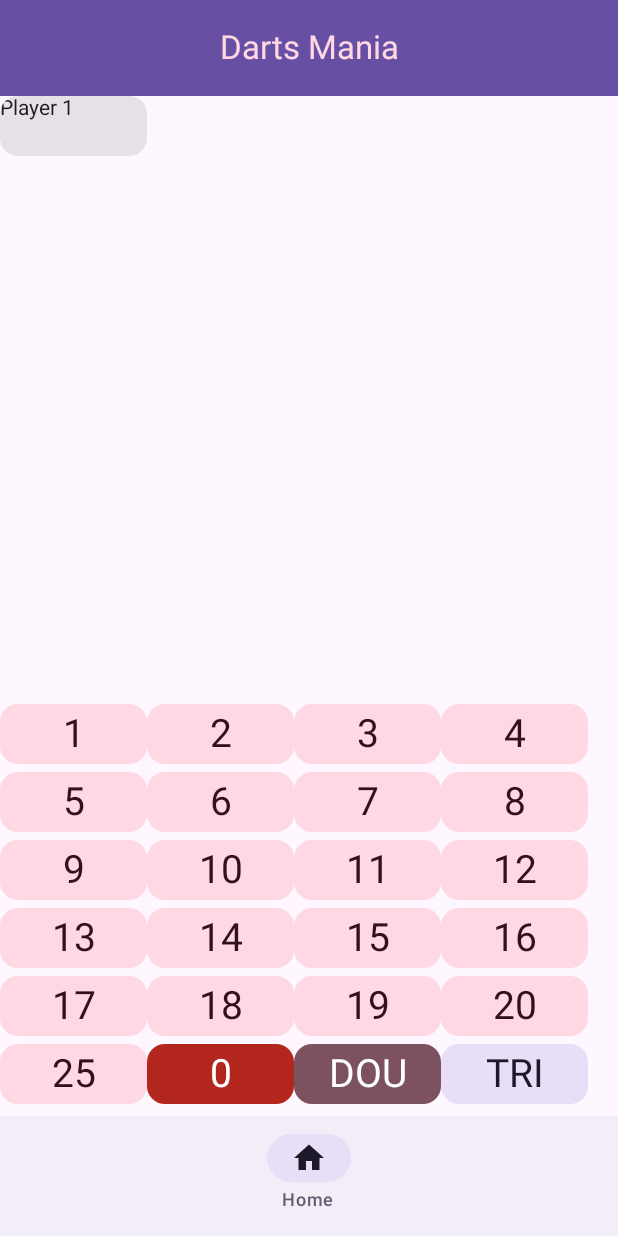
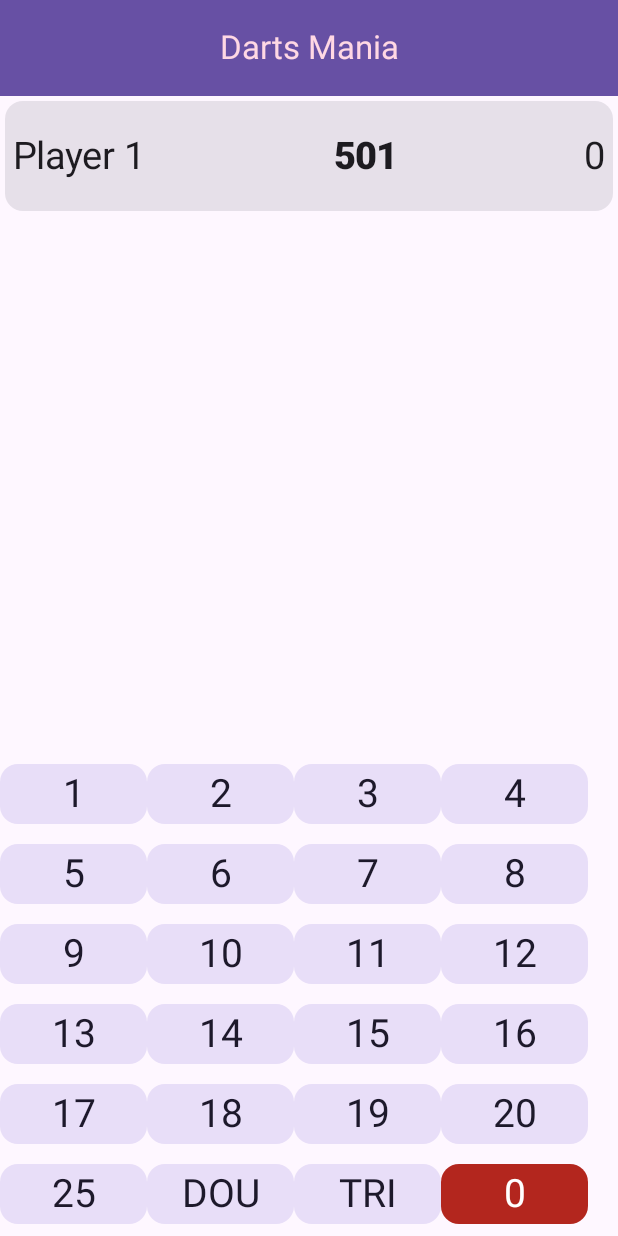
Before and after one commit to alexvujisic/DartMania, an Android app built with Jetpack Compose: the screen it shows after launch (MainActivity), on a phone screen of 412 x 824 dp. Run offline under Robolectric (Android 15) with nearby library versions, the phone set to English and light mode, and no system bars.

Commit message:
Function to remove points

```diff
--- a/app/src/main/java/com/example/dartmania/screens/HomeScreen.kt
+++ b/app/src/main/java/com/example/dartmania/screens/HomeScreen.kt
@@ -2,10 +2,16 @@ package com.example.dartmania.screens
 
 import androidx.compose.foundation.layout.Box
 import androidx.compose.foundation.layout.Column
+import androidx.compose.foundation.layout.Spacer
+import androidx.compose.foundation.layout.height
 import androidx.compose.foundation.layout.padding
 import androidx.compose.material3.Scaffold
 import androidx.compose.material3.Text
 import androidx.compose.runtime.Composable
+import androidx.compose.runtime.getValue
+import androidx.compose.runtime.mutableStateOf
+import androidx.compose.runtime.remember
+import androidx.compose.runtime.setValue
 import androidx.compose.ui.Modifier
 import androidx.compose.ui.unit.dp
 import androidx.compose.ui.unit.sp
@@ -13,21 +19,37 @@ import androidx.navigation.NavController
 
 @Composable
 fun HomeScreen(navController: NavController) {
+    var pointsRemain by remember { mutableStateOf(501) }
+    var multiplier by remember { mutableStateOf(1) }
+
     Scaffold (
         topBar = {
             SimpleTopAppBar(title = "Darts Mania", false, navController)
         },
         bottomBar = {
-            SimpleBottomAppBar(navController)
+            //SimpleBottomAppBar(navController)
         }
     ){ innerPadding ->
-
         Box (
             modifier = Modifier
                 .padding(innerPadding),
         ){
-            PlayerStats()
-            PointButtons()
+            PlayerStats(pointsRemain = pointsRemain)
+            Spacer(modifier = Modifier.height(16.dp))
+            PointButtons { value ->
+                when (value) {
+                    "DOU" -> multiplier = 2
+                    "TRI" -> multiplier = 3
+                    else -> {
+                        val intValue = value.toIntOrNull() ?: 0
+                        pointsRemain -= intValue * multiplier
+                        multiplier = 1 // Reset the multiplier after use
+                        if (pointsRemain < 0) {
+                            pointsRemain = 0 // Ensure points don't go negative
+                        }
+                    }
+                }
+            }
         }
     }
 }
--- a/app/src/main/java/com/example/dartmania/screens/ScreenComponents.kt
+++ b/app/src/main/java/com/example/dartmania/screens/ScreenComponents.kt
@@ -7,6 +7,7 @@ import androidx.compose.foundation.layout.Column
 import androidx.compose.foundation.layout.Row
 import androidx.compose.foundation.layout.fillMaxHeight
 import androidx.compose.foundation.layout.fillMaxSize
+import androidx.compose.foundation.layout.fillMaxWidth
 import androidx.compose.foundation.layout.padding
 import androidx.compose.foundation.layout.size
 import androidx.compose.foundation.layout.wrapContentSize
@@ -14,6 +15,7 @@ import androidx.compose.material.icons.Icons
 import androidx.compose.material.icons.filled.ArrowBack
 import androidx.compose.material.icons.filled.Home
 import androidx.compose.material.icons.filled.Star
+import androidx.compose.material.icons.rounded.Check
 import androidx.compose.material3.BottomAppBarDefaults
 import androidx.compose.material3.Card
 import androidx.compose.material3.CardDefaults
@@ -28,9 +30,19 @@ import androidx.compose.material3.Text
 import androidx.compose.material3.TopAppBarDefaults
 import androidx.compose.material3.contentColorFor
 import androidx.compose.runtime.Composable
+import androidx.compose.runtime.remember
 import androidx.compose.ui.Alignment
 import androidx.compose.ui.Modifier
 import androidx.compose.ui.graphics.Color
+import androidx.compose.ui.graphics.PathFillType
+import androidx.compose.ui.graphics.SolidColor
+import androidx.compose.ui.graphics.StrokeCap
+import androidx.compose.ui.graphics.StrokeJoin
+import androidx.compose.ui.graphics.vector.ImageVector
+import androidx.compose.ui.graphics.vector.path
+import androidx.compose.ui.res.painterResource
+import androidx.compose.ui.res.stringResource
+import androidx.compose.ui.text.font.FontWeight
 import androidx.compose.ui.text.style.TextAlign
 import androidx.compose.ui.tooling.preview.Preview
 import androidx.compose.ui.unit.dp
@@ -38,6 +50,7 @@ import androidx.compose.ui.unit.sp
 import androidx.navigation.NavController
 import androidx.navigation.compose.currentBackStackEntryAsState
 import coil.size.Size
+import com.example.DartMania.R
 import com.example.dartmania.navigation.Screen
 
 @OptIn(ExperimentalMaterial3Api::class)
@@ -80,77 +93,72 @@ fun SimpleBottomAppBar(navController: NavController){
     }
 }
 
-@Preview
 @Composable
-fun PointButtons(){
-
+fun PointButtons(onButtonClick: (String) -> Unit) {
     Box(
         modifier = Modifier
-            .fillMaxSize() // Make the Box take up the full available space
-            //.padding(16.dp)
-    ){
-        Column (
-            verticalArrangement = Arrangement.Bottom, // Align content to the bottom of the Column
+            .fillMaxSize()
+    ) {
+        Column(
+            verticalArrangement = Arrangement.Bottom,
             modifier = Modifier.fillMaxHeight()
-        ){
+        ) {
+            val buttons = listOf(
+                listOf("1", "2", "3", "4"),
+                listOf("5", "6", "7", "8"),
+                listOf("9", "10", "11", "12"),
+                listOf("13", "14", "15", "16"),
+                listOf("17", "18", "19", "20"),
+            )
+
+            buttons.forEach { row ->
+                Row(
+                    modifier = Modifier.padding(top = 5.dp, bottom = 8.dp)
+                ) {
+                    row.forEach { title ->
+                        CardsForPointButtons(title = title, onClick = onButtonClick)
+                    }
+                }
+            }
             Row (
-                modifier = Modifier.padding(top = 5.dp)
-            ){
-                CardsForPointButtons(title = "1")
-                CardsForPointButtons(title = "2")
-                CardsForPointButtons(title = "3")
-                CardsForPointButtons(title = "4")
-            }
-            Row(
-                modifier = Modifier.padding(top = 5.dp)
-            ) {
-                CardsForPointButtons(title = "5")
-                CardsForPointButtons(title = "6")
-                CardsForPointButtons(title = "7")
-                CardsForPointButtons(title = "8")
-            }
-            Row(
-                modifier = Modifier.padding(top = 5.dp)
-            ){
-                CardsForPointButtons(title = "9")
-                CardsForPointButtons(title = "10")
-                CardsForPointButtons(title = "11")
-                CardsForPointButtons(title = "12")
-            }
-            Row(
-                modifier = Modifier.padding(top = 5.dp)
-            ){
-                CardsForPointButtons(title = "13")
-                CardsForPointButtons(title = "14")
-                CardsForPointButtons(title = "15")
-                CardsForPointButtons(title = "16")
-            }
-            Row(
-                modifier = Modifier.padding(top = 5.dp)
-            ){
-                CardsForPointButtons(title = "17")
-                CardsForPointButtons(title = "18")
-                CardsForPointButtons(title = "19")
-                CardsForPointButtons(title = "20")
-            }
-            Row(
                 modifier = Modifier.padding(top = 5.dp, bottom = 8.dp)
             ){
-                CardsForPointButtons(title = "25")
-                CardsForPointButtons(title = "0", cardColor = MaterialTheme.colorScheme.error)
-                CardsForPointButtons(title = "DOU", cardColor = MaterialTheme.colorScheme.tertiary)
-                CardsForPointButtons(title = "TRI", cardColor = MaterialTheme.colorScheme.secondaryContainer)
+                CardsForPointButtons(title = "25", onClick = onButtonClick)
+
+                CardsForPointButtons(
+                    title = "DOU",
+                    onClick = onButtonClick
+                )
+                CardsForPointButtons(
+                    title = "TRI",
+                    onClick = onButtonClick
+                )
+                CardsForPointButtons(
+                    title = "0",
+                    cardColor = MaterialTheme.colorScheme.error,
+                    onClick = onButtonClick
+                )
             }
         }
     }
 }
 
 @Composable
-fun CardsForPointButtons(title: String?, cardColor: Color = MaterialTheme.colorScheme.tertiaryContainer){
+fun CardsForPointButtons(title: String?, cardColor: Color = MaterialTheme.colorScheme.secondaryContainer, onClick: (String) -> Unit){
     Card (
         modifier = Modifier
             .size(width = 98.dp, height = 40.dp)
-            .clickable { },
+            .clickable {
+                title?.let {
+                    // Convert the title to an integer if possible, else handle special cases
+                    val value = when (it) {
+                        "DOU" -> 2  // times 2
+                        "TRI" -> 3  // times 3
+                        else -> it.toIntOrNull() ?: 0  // convert to int or default to 0
+                    }
+                    onClick(it)
+                }
+            },
         colors = CardDefaults.cardColors(
             containerColor = cardColor
         )
@@ -169,23 +177,40 @@ fun CardsForPointButtons(title: String?, cardColor: Color = MaterialTheme.colorS
 
 @Preview
 @Composable
-fun PlayerStats(){
+fun PlayerStats(pointsRemain: Int = 501, average: Int = 0){
     Column {
         Row {
             Card(
-                modifier = Modifier.size(width = 98.dp, height = 40.dp)
+                modifier = Modifier
+                    .weight(1f)
+                    .size(80.dp)
+                    .padding(3.dp),
             ) {
-                Text(text = "Player 1")
+                Row (
+                    modifier = Modifier.fillMaxSize(),
+                    horizontalArrangement = Arrangement.SpaceBetween, // Space out the texts
+                    verticalAlignment = Alignment.CenterVertically
+                ){
+                    Text(
+                        text = "Player 1",
+                        fontSize = 25.sp,
+                        modifier = Modifier.padding(start = 5.dp)
+                    )
+                    Text(
+                        text = pointsRemain.toString(),
+                        fontSize = 25.sp,
+                        fontWeight = FontWeight.Black,
+                        modifier = Modifier
+                            .wrapContentSize(Alignment.Center)
+                    )
+                    Text(
+                        text = average.toString(),
+                        fontSize = 25.sp,
+                        modifier = Modifier
+                            .padding(end = 5.dp)
+                        )
+                }
             }
-            Column {
-
-            }
-            Column {
-
-            }
-        }
-        Row {
-
         }
     }
 }
```
